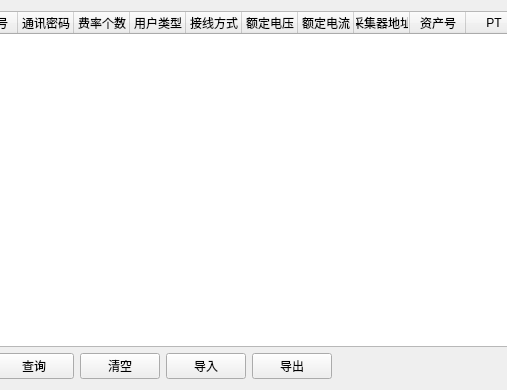
This is MeterArchives.ui in qwerttqq95/698SP_CL as Qt 5 draws it before an edit; both pictures show x 330 to 837 and y 0 to 390 of the 934 by 390 pixel window. The edited form follows.
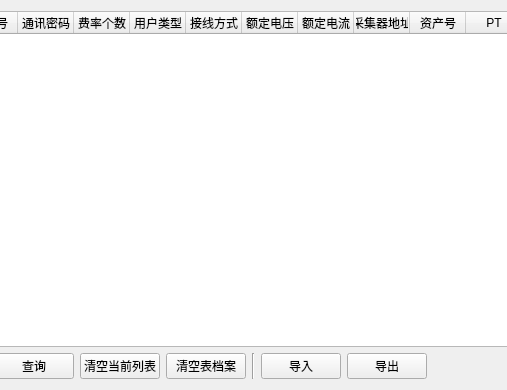
This is the edited form.

The edit to the form file:
```diff
--- a/MeterArchives.ui
+++ b/MeterArchives.ui
@@ -159,7 +159,21 @@
                     <item>
                         <widget class="QPushButton" name="pushButton_6">
                             <property name="text">
-                                <string>清空</string>
+                                <string>清空当前列表</string>
+                            </property>
+                        </widget>
+                    </item>
+                    <item>
+                        <widget class="QPushButton" name="pushButton_8">
+                            <property name="text">
+                                <string>清空表档案</string>
+                            </property>
+                        </widget>
+                    </item>
+                    <item>
+                        <widget class="Line" name="line">
+                            <property name="orientation">
+                                <enum>Qt::Vertical</enum>
                             </property>
                         </widget>
                     </item>
```
